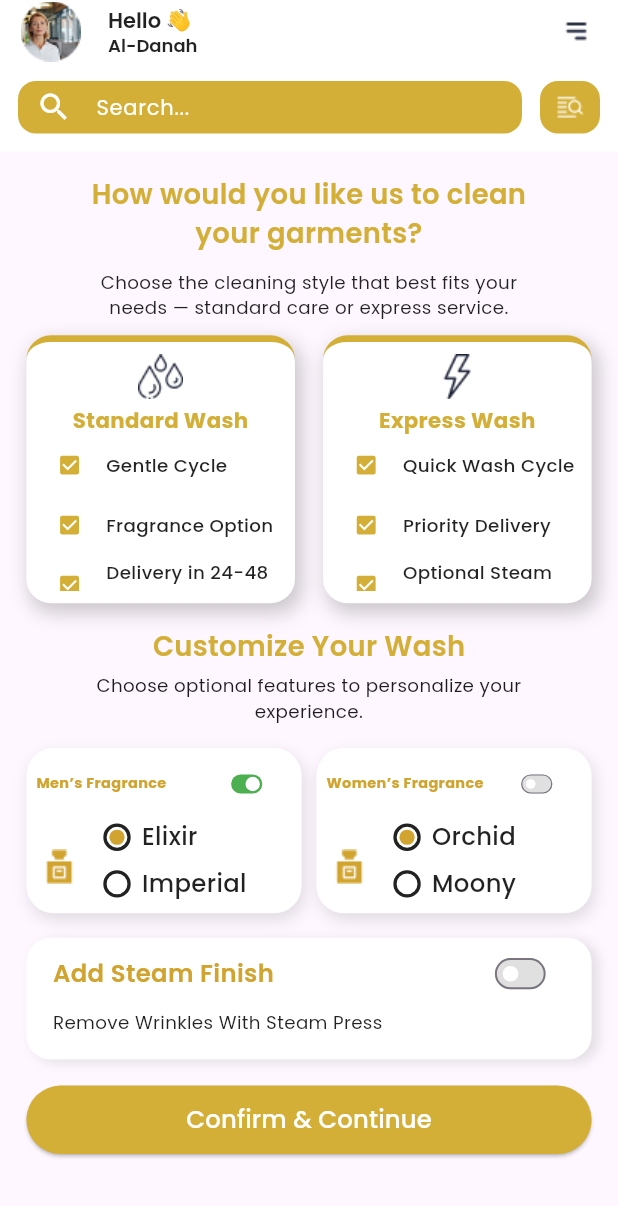
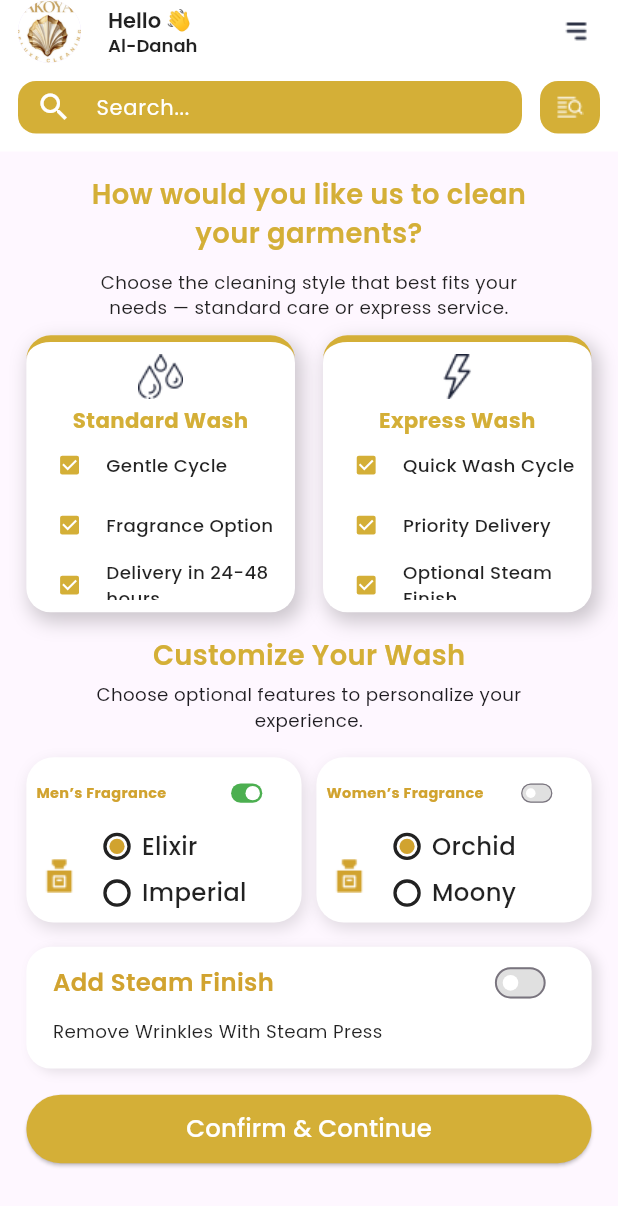
Before and after one commit to umais86/laundry_app, a Flutter app: the Homepage screen opened directly, after a tap on "Standard Wash", on a phone screen of 412 x 824 dp. Shown: the top 1206 px of the screen. Run offline on Flutter 3.47's test engine with Material 3 defaults, Android fonts, the phone set to English and light mode, and no system bars; our stand-ins replace flutter_screenutil, geocoding, geolocator, google_fonts, google_maps_flutter.

Commit message:
logo changes

```diff
--- a/lib/components/card2.dart
+++ b/lib/components/card2.dart
@@ -34,7 +34,7 @@
     return GestureDetector(
       onTap: widget.onTap,
       child: AnimatedContainer(
-        height: 176.h,
+        height: 182.h,
         width: 163.w,
         duration: const Duration(milliseconds: 200),
         padding: EdgeInsets.symmetric(horizontal: 8.w, vertical: 8.h),
--- a/lib/view/nav_screens/profile.dart
+++ b/lib/view/nav_screens/profile.dart
@@ -31,7 +31,7 @@
             Center(
               child: CircleAvatar(
                 radius: 90.r,
-                backgroundImage: AssetImage('assets/images/pic 2.png'),
+                backgroundImage: AssetImage('assets/images/logo.png'),
               ),
             ),
             SizedBox(height: 20.h),
--- a/lib/widgets/custom_app_bar.dart
+++ b/lib/widgets/custom_app_bar.dart
@@ -14,7 +14,7 @@
       elevation: 0,
       leading: Padding(
         padding: const EdgeInsets.only(left: 12),
-        child: Image.asset('assets/images/pic.png', height: 40, width: 40),
+        child: Image.asset('assets/images/logo.png', height: 40, width: 40),
       ),
       title: Row(
         children: [
--- a/lib/widgets/custom_app_bar1.dart
+++ b/lib/widgets/custom_app_bar1.dart
@@ -29,9 +29,16 @@
     return AppBar(
       backgroundColor: color,
       elevation: 0,
-      leading: Padding(
-        padding: const EdgeInsets.only(left: 12),
-        child: Image.asset('assets/images/pic.png', height: 40, width: 40),
+      leading: Row(
+        children: [
+          Padding(
+            padding: const EdgeInsets.only(left: 12),
+            child: CircleAvatar(
+              radius: 21,
+              backgroundImage: AssetImage('assets/images/logo.png'),
+            ),
+          ),
+        ],
       ),
       title: Row(
         children: [
```
Also changed, not shown: assets/images/logo.png (added).
